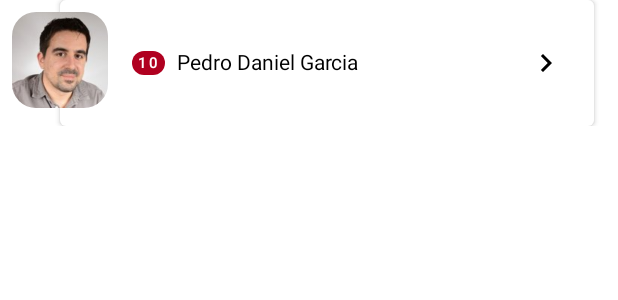
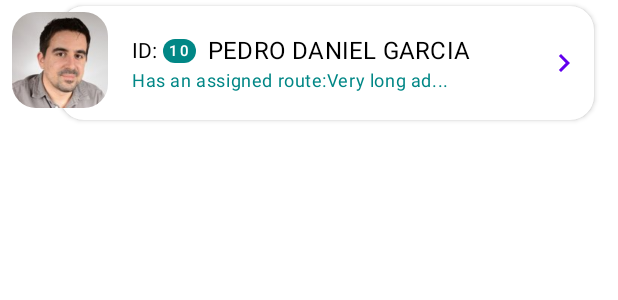
Before and after one commit to daniel553/PlatformScience, an Android app built with Jetpack Compose: the @Preview function DriverItemViewPreview, on a phone screen of 412 x 824 dp. Shown: the top 300 px of the screen. Run offline under Robolectric (Android 15) with nearby library versions, the phone set to English and light mode, and no system bars.

Commit message:
[Added] new format for driver item view

```diff
--- a/app/src/main/java/com/tripletres/platformscience/ui/view/driver/DriverListScreen.kt
+++ b/app/src/main/java/com/tripletres/platformscience/ui/view/driver/DriverListScreen.kt
@@ -2,6 +2,7 @@ package com.tripletres.platformscience.ui.view.driver
 
 import android.annotation.SuppressLint
 import androidx.compose.foundation.Image
+import androidx.compose.foundation.clickable
 import androidx.compose.foundation.layout.*
 import androidx.compose.foundation.lazy.LazyColumn
 import androidx.compose.foundation.lazy.items
@@ -15,7 +16,10 @@ import androidx.compose.runtime.getValue
 import androidx.compose.ui.Alignment
 import androidx.compose.ui.Modifier
 import androidx.compose.ui.draw.clip
+import androidx.compose.ui.draw.clipToBounds
+import androidx.compose.ui.graphics.Color
 import androidx.compose.ui.res.painterResource
+import androidx.compose.ui.res.stringResource
 import androidx.compose.ui.tooling.preview.Preview
 import androidx.compose.ui.unit.dp
 import androidx.navigation.NavController
@@ -50,7 +54,7 @@ fun DriverListViewScreen(navController: NavController, viewModel: DriverListView
 @Composable
 fun DriverListView(drivers: List<DriverItem>, onDriverSelected: (driver: DriverItem) -> Unit) {
     LazyColumn(
-        verticalArrangement = Arrangement.spacedBy(16.dp),
+        verticalArrangement = Arrangement.spacedBy(8.dp),
         modifier = Modifier.padding(16.dp)
     ) {
         items(drivers) { driver ->
@@ -63,34 +67,60 @@ fun DriverListView(drivers: List<DriverItem>, onDriverSelected: (driver: DriverI
 
 @Composable
 fun DriverItemView(driver: DriverItem, onPressed: (id: Long) -> Unit) {
-    Box() {
+    Box(
+        modifier = Modifier
+            .clip(RoundedCornerShape(8.dp))
+            .clickable { onPressed(driver.id) }
+    ) {
         Card(
+            shape = RoundedCornerShape(16.dp),
             backgroundColor = MaterialTheme.colors.background,
             elevation = 2.dp,
             modifier = Modifier
                 .fillMaxWidth()
                 .height(84.dp)
-                .padding(start = 40.dp, end = 16.dp)
+                .padding(start = 40.dp, end = 16.dp, top = 4.dp, bottom = 4.dp)
         ) {
             Row(
                 verticalAlignment = Alignment.CenterVertically,
                 modifier = Modifier.padding(start = 48.dp)
             ) {
-
-                Badge() {
-                    Text(text = driver.id.toString())
+                Column() {
+                    Row(
+                        verticalAlignment = Alignment.CenterVertically
+                    ) {
+                        Text(
+                            text = "ID:",
+                            modifier = Modifier.padding(end = 4.dp)
+                        )
+                        Badge(
+                            backgroundColor = MaterialTheme.colors.secondaryVariant,
+                            contentColor = Color.White
+                        ) {
+                            Text(text = driver.id.toString())
+                        }
+                        Text(
+                            text = driver.name.uppercase(),
+                            style = MaterialTheme.typography.subtitle1,
+                            modifier = Modifier.padding(start = 8.dp)
+                        )
+                    }
+                    driver.shipmentItem?.let {
+                        Text(
+                            text = stringResource(id = R.string.driver_assigned_route)
+                                .plus(it.address.take(12).plus("...")),
+                            style = MaterialTheme.typography.caption,
+                            color = MaterialTheme.colors.secondaryVariant
+                        )
+                    }
                 }
-                Text(
-                    text = driver.name,
-                    modifier = Modifier.padding(start = 8.dp)
+                Spacer(modifier = Modifier.weight(weight = 1f, fill = true))
+                Icon(
+                    imageVector = Icons.Default.KeyboardArrowRight,
+                    contentDescription = "",
+                    tint = MaterialTheme.colors.primary,
+                    modifier = Modifier.padding(start = 8.dp, end = 8.dp)
                 )
-                Spacer(modifier = Modifier.weight(weight = 1f, fill = true))
-                IconButton(
-                    onClick = { onPressed(driver.id) },
-                    modifier = Modifier.padding(start = 8.dp, end = 8.dp)
-                ) {
-                    Icon(imageVector = Icons.Default.KeyboardArrowRight, contentDescription = "")
-                }
             }
         }
 
@@ -113,7 +143,7 @@ fun DriverItemViewPreview() {
         DriverItem(
             10,
             "Pedro Daniel Garcia",
-            ShipmentItem(10, "Address"),
+            ShipmentItem(10, "Very long address 123"),
             1.5f
         )
     ) {}
--- a/app/src/main/res/values/strings.xml
+++ b/app/src/main/res/values/strings.xml
@@ -9,4 +9,5 @@
     //Drivers
     <string name="driver_start_route">Start route</string>
     <string name="driver_ss">Suitability Score</string>
+    <string name="driver_assigned_route">Has an assigned route: </string>
 </resources>
```
